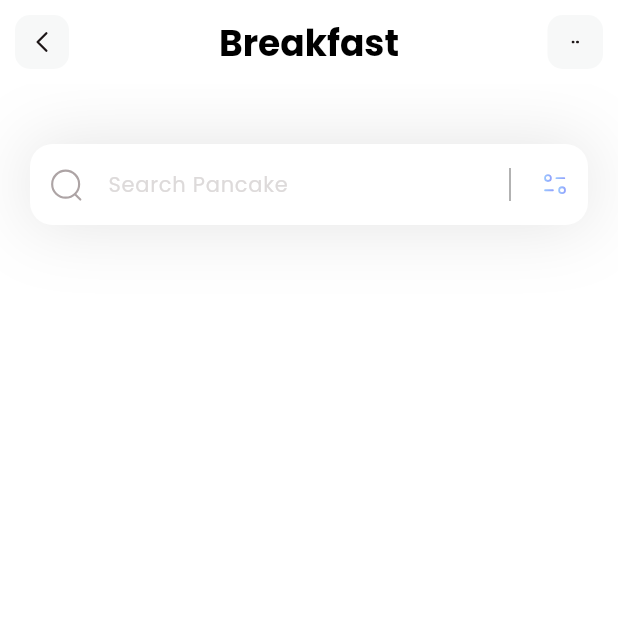
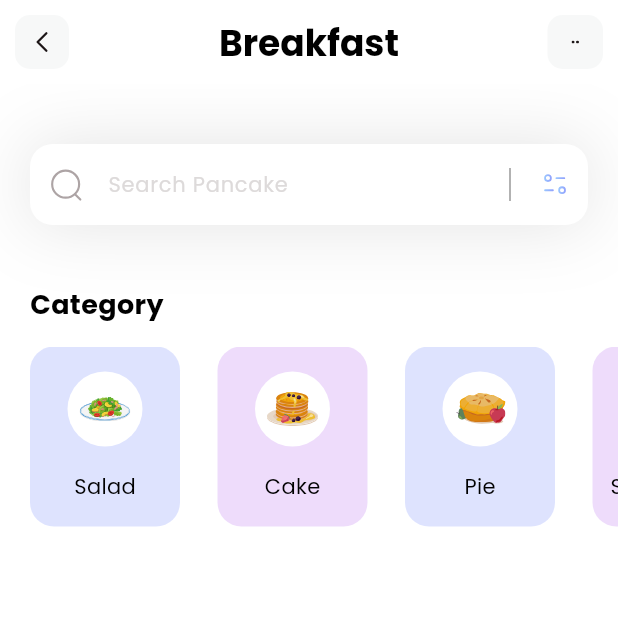
Before and after one commit to Devansh-Singhal/diet_app, a Flutter app: the screen it shows after launch, on a phone screen of 412 x 824 dp, the top half of it. Run offline on Flutter 3.47's test engine with Material 3 defaults, Android fonts, the phone set to English and light mode, and no system bars; our stand-ins replace flutter_svg.

Commit message:
Added Categories Section

```diff
--- /dev/null
+++ b/lib/models/category_model.dart
@@ -0,0 +1,45 @@
+import 'package:flutter/material.dart';
+
+class CategoryModel {
+  String name;
+  String iconPath;
+  Color boxColor;
+  CategoryModel({
+    required this.name,
+    required this.iconPath,
+    required this.boxColor,
+  });
+  static List<CategoryModel> getCategories() {
+    List<CategoryModel> categories = [];
+    categories.add(
+      CategoryModel(
+        name: 'Salad',
+        iconPath: 'assets/icons/plate.svg',
+        boxColor: Color(0xff92A3FD),
+      ),
+    );
+    categories.add(
+      CategoryModel(
+        name: 'Cake',
+        iconPath: 'assets/icons/pancakes.svg',
+        boxColor: Color(0xffC58BF2),
+      ),
+    );
+    categories.add(
+      CategoryModel(
+        name: 'Pie',
+        iconPath: 'assets/icons/pie.svg',
+        boxColor: Color(0xff92A3FD),
+      ),
+    );
+     categories.add(
+      CategoryModel(
+      name: 'Smoothies',
+      iconPath: 'assets/icons/orange-snacks.svg',
+      boxColor: Color(0xffC58BF2),
+
+    )
+    );
+    return categories;
+  }
+}
--- a/lib/pages/home.dart
+++ b/lib/pages/home.dart
@@ -1,26 +1,117 @@
+import 'package:diet_app/models/category_model.dart';
 import 'package:flutter/material.dart';
 import 'package:flutter_svg/svg.dart';
 
-class HomePage extends StatelessWidget {
-  const HomePage({super.key});
+class HomePage extends StatefulWidget {
+  HomePage({super.key});
+
+  @override
+  State<HomePage> createState() => _HomePageState();
+}
+
+class _HomePageState extends State<HomePage> {
+  List<CategoryModel> categories = [];
+
+  void _getCategories() {
+    categories = CategoryModel.getCategories();
+  }
+
+  @override
+  void initState() {
+    _getCategories();
+  }
 
   @override
   Widget build(BuildContext context) {
+    _getCategories();
     return Scaffold(
       appBar: appBar(),
       backgroundColor: Colors.white,
       body: Column(
-        children:[
-          _searchField()
+        crossAxisAlignment: CrossAxisAlignment.start,
+        children: [
+          _searchField(),
+          SizedBox(height: 40),
+          _categoriesSection(),
         ],
       ),
     );
+  }
 
+  Column _categoriesSection() {
+    return Column(
+          crossAxisAlignment: CrossAxisAlignment.start,
+          children: [
+            Padding(
+              padding: const EdgeInsets.only(left: 20),
+
+              child: Text(
+                'Category',
+                style: TextStyle(
+                  fontSize: 18,
+                  fontWeight: FontWeight.bold,
+                  color: Colors.black,
+                ),
+              ),
+            ),
+            SizedBox(height: 15),
+            Container(
+              height: 120,
+              // color: Colors.green,
+              child: ListView.separated(
+                itemCount: categories.length,
+                scrollDirection: Axis.horizontal,
+                padding: EdgeInsets.only(left: 20, right: 20),
+                separatorBuilder: (context, index) => SizedBox(width: 25),
+                itemBuilder: (context, index) {
+                  return Container(
+                    width: 100,
+                    decoration: BoxDecoration(
+                      color: categories[index].boxColor.withValues(
+                        alpha: 0.3,
+                      ),
+                      borderRadius: BorderRadius.circular(16),
+                    ),
+                    child: Column(
+                      mainAxisAlignment: MainAxisAlignment.spaceEvenly,
+                      children: [
+                        Container(
+                          width: 50,
+                          height: 50,
+                          decoration: BoxDecoration(
+                            color: Colors.white,
+                            shape: BoxShape.circle,
+                          ),
+                          child: Padding(
+                            padding: const EdgeInsets.all(8.0),
+                            child: SvgPicture.asset(
+                              categories[index].iconPath,
+                            ),
+                          ),
+
+                        ),
+                        Text(
+                          categories[index].name,
+                          style: TextStyle(
+                            fontSize: 14,
+                            fontWeight: FontWeight.w400,
+                            color: Colors.black,
+                          ),
+                        ),
+
+                      ],
+                    ),
+                  );
+                },
+              ),
+            ),
+          ],
+        );
   }
 
   Container _searchField() {
     return Container(
-          margin: EdgeInsets.only(top: 40, left:20, right: 20),
+      margin: EdgeInsets.only(top: 40, left: 20, right: 20),
       decoration: BoxDecoration(
         boxShadow: [
           BoxShadow(
@@ -31,16 +122,12 @@ class HomePage extends StatelessWidget {
         ],
       ),
       child: TextField(
-
         decoration: InputDecoration(
           filled: true,
           fillColor: Colors.white,
           contentPadding: EdgeInsets.all(15),
           hintText: 'Search Pancake',
-                hintStyle: TextStyle(
-                  fontSize: 14,
-                  color: Color(0xffDDDADA),
-                ),
+          hintStyle: TextStyle(fontSize: 14, color: Color(0xffDDDADA)),
           prefixIcon: Padding(
             padding: const EdgeInsets.all(12),
             child: SvgPicture.asset('assets/icons/Search.svg'),
@@ -54,7 +141,7 @@ class HomePage extends StatelessWidget {
                   VerticalDivider(
                     color: Colors.black,
                     indent: 13,
-                          endIndent:13,
+                    endIndent: 13,
                     thickness: 0.4,
                   ),
                   Padding(
@@ -68,10 +155,9 @@ class HomePage extends StatelessWidget {
           border: OutlineInputBorder(
             borderRadius: BorderRadius.circular(15),
             borderSide: BorderSide.none,
-                )
           ),
         ),
-
+      ),
     );
   }
 
```
Lines whose indentation alone changed are shown as unchanged.
